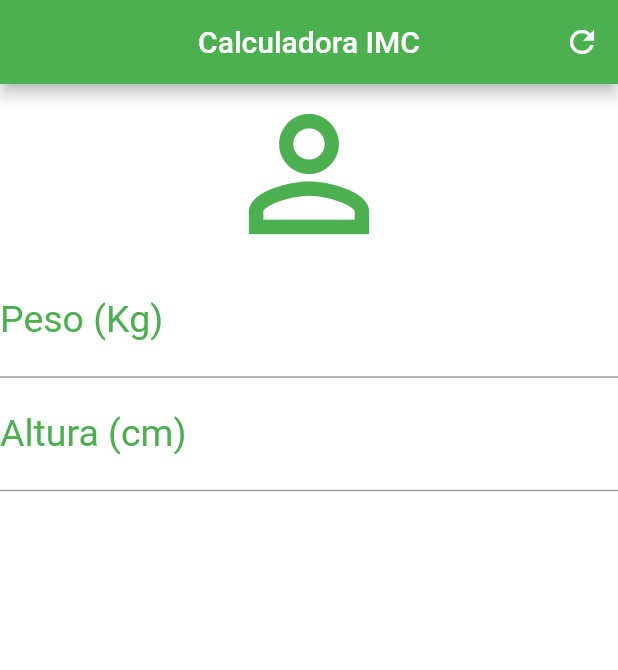
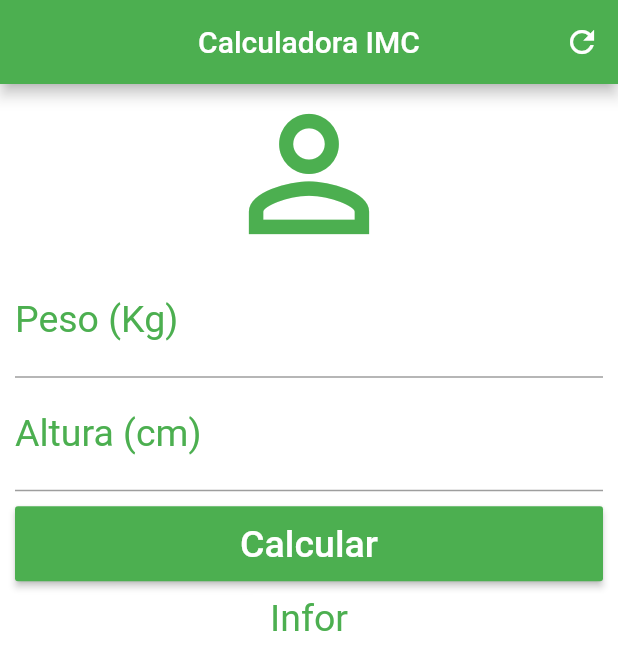
Before and after one commit to cristianmayco/imc_calculadora, a Flutter app: the screen it shows after launch, on a phone screen of 412 x 824 dp. Shown: the top 670 px of the screen. Run offline on Flutter 3.47's test engine with Material 2 defaults, Android fonts, the phone set to English and light mode, and no system bars.

Commit message:
Updated layout main

```diff
--- a/lib/main.dart
+++ b/lib/main.dart
@@ -27,7 +27,9 @@ class _HomeState extends State<Home> {
           ],
         ),
         backgroundColor: Colors.white,
-      body: Column(
+        body: SingleChildScrollView(
+          padding: EdgeInsets.fromLTRB(10, 0, 10, 0),
+          child: Column(
             crossAxisAlignment: CrossAxisAlignment.stretch,
             children: [
               Icon(Icons.person_outline, size: 120.0, color: Colors.green),
@@ -47,8 +49,26 @@ class _HomeState extends State<Home> {
                 textAlign: TextAlign.center,
                 style: TextStyle(color: Colors.green, fontSize: 25.0),
               ),
+              Padding(
+                padding: EdgeInsets.only(top: 10, bottom: 10.0),
+                child: Container(
+                  height: 50.0,
+                  child: RaisedButton(
+                      onPressed: () {},
+                      child: Text(
+                        "Calcular",
+                        style: TextStyle(color: Colors.white, fontSize: 25.0),
+                      ),
+                      color: Colors.green),
+                ),
+              ),
+              Text(
+                "Infor",
+                textAlign: TextAlign.center,
+                style: TextStyle(color: Colors.green, fontSize: 25.0),
+              ),
             ],
           ),
-    );
+        ));
   }
 }
```
Lines whose indentation alone changed are shown as unchanged.
